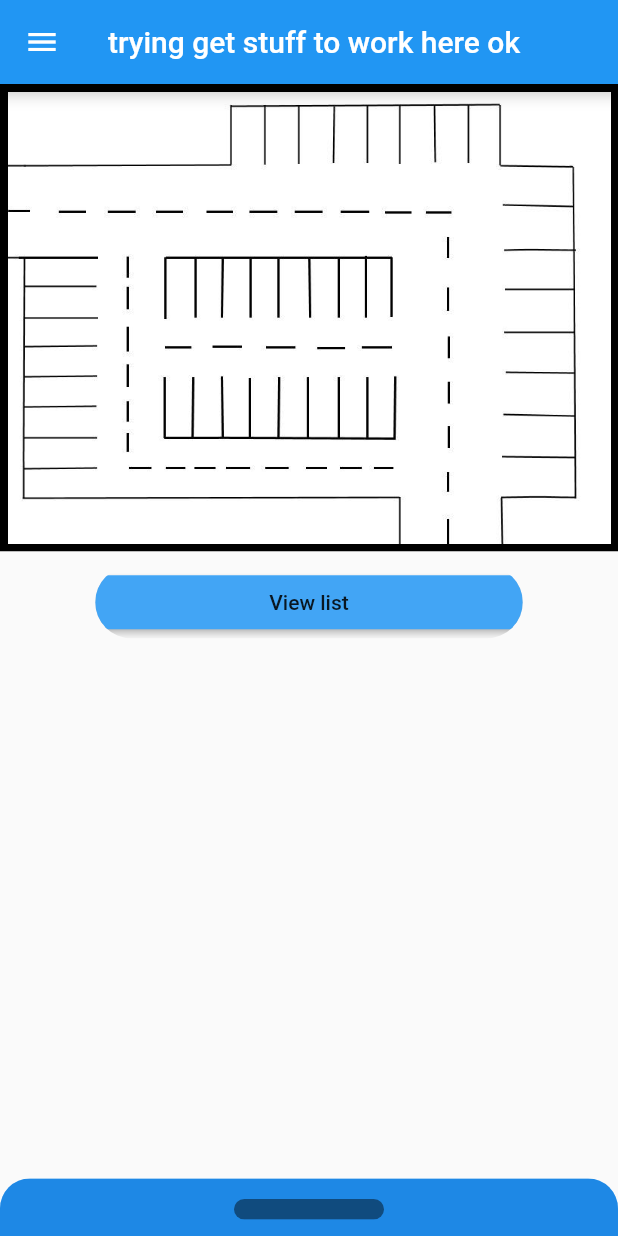
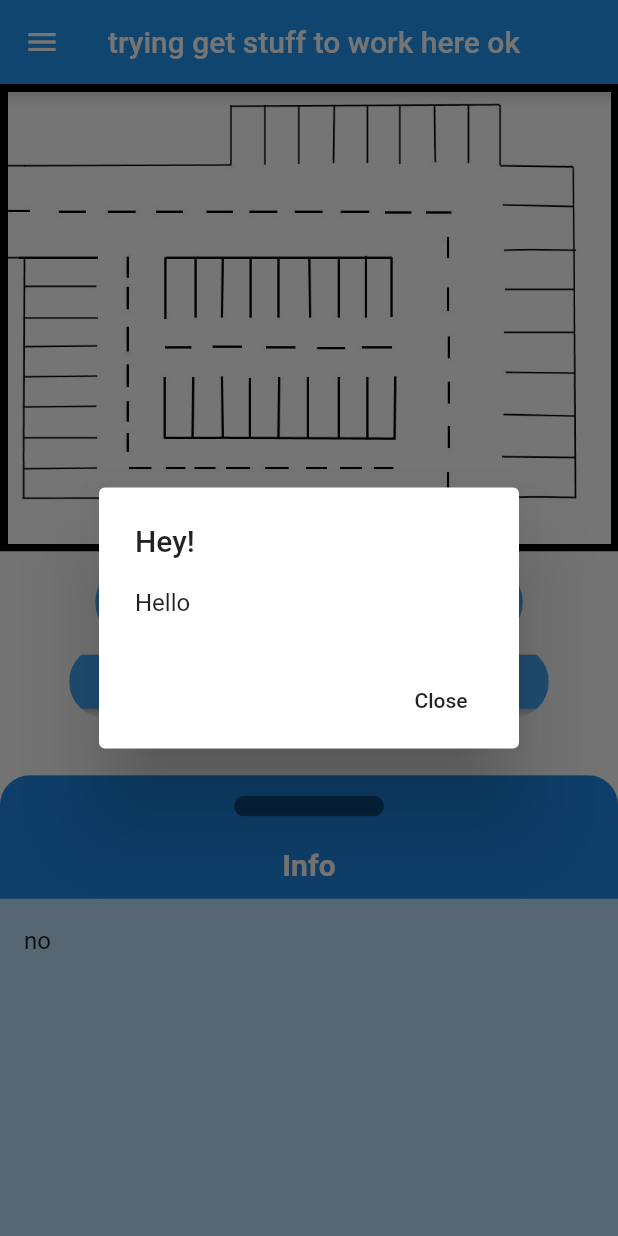
Before and after one commit to TrChik/parkingapp, a Flutter app: the screen it shows after launch, after a tap on "View list", on a phone screen of 412 x 824 dp. Run offline on Flutter 3.47's test engine with Material 2 defaults, Android fonts, the phone set to English and light mode, and no system bars.

Commit message:
second button and example onPressed

```diff
--- a/lib/main.dart
+++ b/lib/main.dart
@@ -34,6 +34,27 @@ class MyHomePage extends StatelessWidget {
 
   @override
   Widget build(BuildContext context) {
+
+    void _showListDialog() {
+      showDialog(
+        context: context,
+        builder: (BuildContext context){
+          return AlertDialog(
+            title: new Text('Hey!'),
+            content: new Text('Hello'),
+            actions: <Widget>[
+              new FlatButton(
+                child: new Text('Close'),
+                onPressed: (){
+                  Navigator.of(context).pop();
+                },
+              )
+            ],
+          );
+        },
+      );
+    }
+
     return Scaffold(
       drawer: NavDrawer(),
       appBar: AppBar(
@@ -55,7 +76,25 @@ class MyHomePage extends StatelessWidget {
               ClipRRect(
                 borderRadius: BorderRadius.all(Radius.circular(30)),
                 child: RaisedButton(
-                  onPressed: () {},
+                  onPressed: () {
+                    showDialog(
+                    context: context,
+                    builder: (BuildContext context){
+                      return AlertDialog(
+                        title: new Text('Hey!'),
+                        content: new Text('Hello'),
+                        actions: <Widget>[
+                          new FlatButton(
+                            child: new Text('Close'),
+                            onPressed: (){
+                              Navigator.of(context).pop();
+                            },
+                          )
+                        ],
+                      );
+                    },
+                  );
+                  },
                   color: Colors.blue[400],
                   child: Container(
                     padding: EdgeInsets.only(left: 100, right: 100),
@@ -63,12 +102,24 @@ class MyHomePage extends StatelessWidget {
                   )
                 )
               ),
+              const SizedBox(height: 5),
+              ClipRRect(
+                borderRadius: BorderRadius.all(Radius.circular(30)),
+                child: RaisedButton(
+                  onPressed: () {},
+                  color: Colors.blue[400],
+                  child: Container(
+                    padding: EdgeInsets.only(left: 100, right: 100),
+                    child: Text('Reserve place')
+                  )
+                )
+              )
             ],
           ),
           SizedBox.expand(
             child: DraggableScrollableSheet(
-              initialChildSize: 0.05,
-              minChildSize: 0.05,
+              initialChildSize: 0.4,
+              minChildSize: 0.4,
               builder: (BuildContext context, ScrollController scrollController) {
               double scrollableSheetDragBarHeight = MediaQuery.of(context).size.height * 0.1;
                 return ClipRRect(
```
